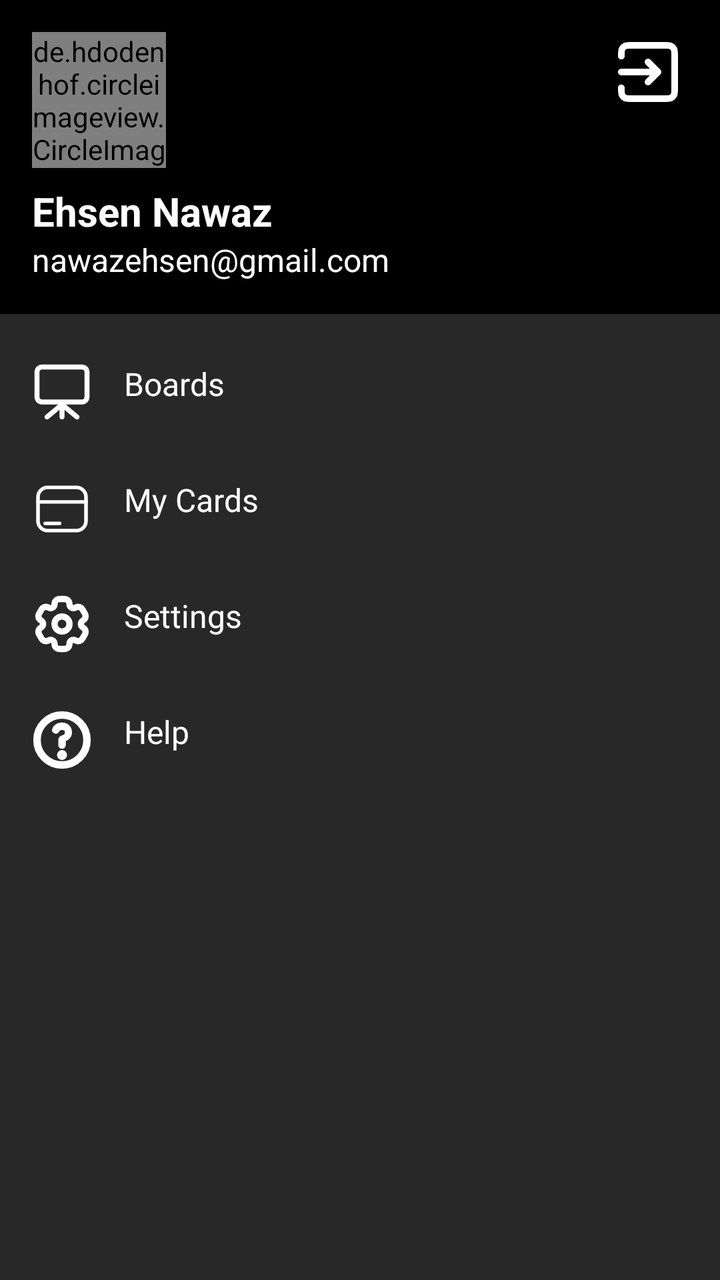
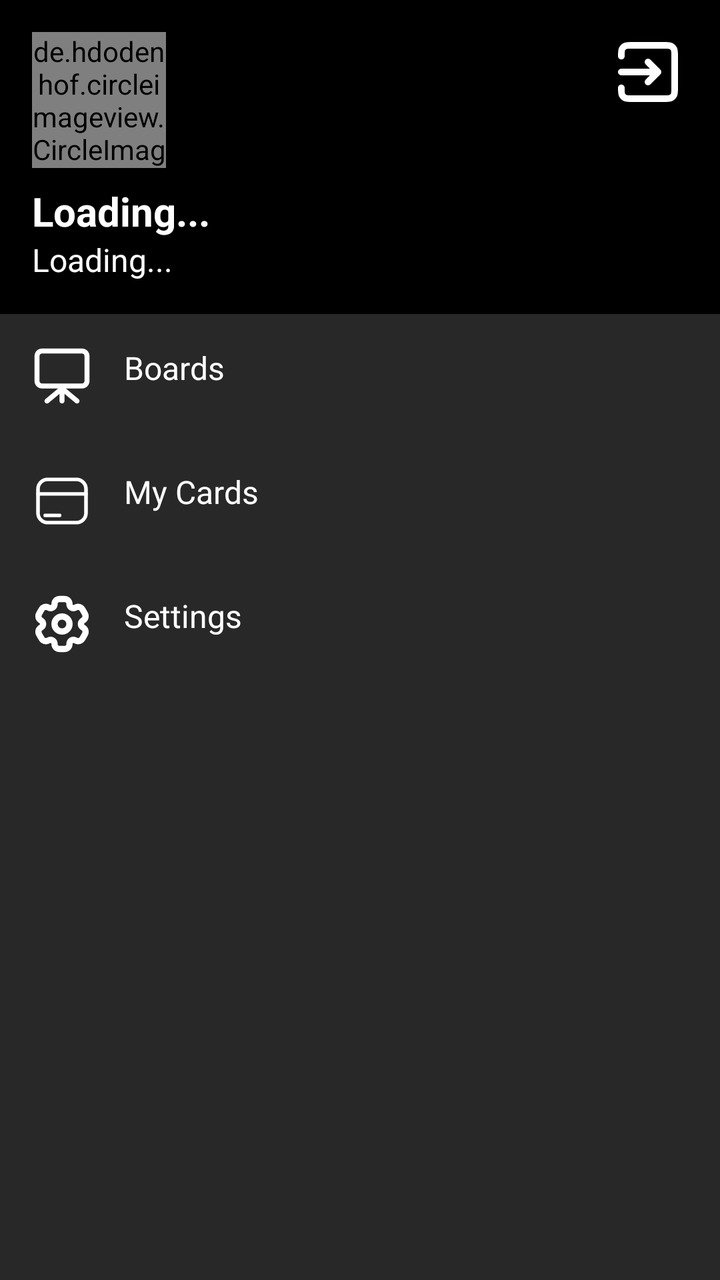

The first picture is an Android layout as it rendered before a commit; the second is the same layout after the commit. The layout source and the unified diff follow.
<!-- AndroidManifest.xml: activity theme Theme.AppCompat.NoActionBar -->
<!-- res/layout/activity_profile.xml -->
<androidx.constraintlayout.widget.ConstraintLayout
    xmlns:android="http://schemas.android.com/apk/res/android"
    xmlns:app="http://schemas.android.com/apk/res-auto"
    xmlns:tools="http://schemas.android.com/tools"
    android:layout_width="match_parent"
    android:layout_height="match_parent"
    android:background="@color/light_gray">

    
    <androidx.constraintlayout.widget.ConstraintLayout
        android:id="@+id/profile_section"
        android:layout_width="match_parent"
        android:layout_height="157dp"
        android:background="@android:color/black"
        app:layout_constraintEnd_toEndOf="parent"
        app:layout_constraintStart_toStartOf="parent"
        app:layout_constraintTop_toTopOf="parent">

        
        <de.hdodenhof.circleimageview.CircleImageView
            android:id="@+id/profile_image"
            android:layout_width="67dp"
            android:layout_height="68dp"
            android:layout_margin="16dp"
            android:scaleType="centerCrop"
            android:src="@drawable/profile"
            app:layout_constraintStart_toStartOf="parent"
            app:layout_constraintTop_toTopOf="parent" />

        

        

        <ImageView
            android:id="@+id/exit_icon"
            android:layout_width="40dp"
            android:layout_height="40dp"
            android:layout_margin="16dp"
            android:layout_marginTop="44dp"
            android:layout_marginEnd="16dp"
            android:src="@drawable/ic_exit"
            app:layout_constraintEnd_toEndOf="parent"
            app:layout_constraintTop_toTopOf="parent" />

        <TextView
            android:id="@+id/tv_name"
            android:layout_width="wrap_content"
            android:layout_height="wrap_content"
            android:layout_marginTop="8dp"
            android:text="Ehsen Nawaz"
            android:textColor="@android:color/white"
            android:textSize="20sp"
            android:textStyle="bold"
            app:layout_constraintStart_toStartOf="@id/profile_image"
            app:layout_constraintTop_toBottomOf="@id/profile_image" />

        
        <TextView
            android:id="@+id/tv_email"
            android:layout_width="wrap_content"
            android:layout_height="wrap_content"
            android:layout_marginBottom="16dp"
            android:text="nawazehsen@gmail.com"
            android:textColor="@android:color/white"
            android:textSize="16sp"
            app:layout_constraintStart_toStartOf="@id/profile_image"
            app:layout_constraintTop_toBottomOf="@id/tv_name" />

    </androidx.constraintlayout.widget.ConstraintLayout>

    
    <androidx.constraintlayout.widget.ConstraintLayout
        android:id="@+id/list_section"
        android:layout_width="match_parent"
        android:layout_height="0dp"
        android:background="@color/dark_gray"
        app:layout_constraintBottom_toBottomOf="parent"
        app:layout_constraintVertical_bias="0.0"
        tools:layout_editor_absoluteX="0dp"
        app:layout_constraintTop_toBottomOf="@id/profile_section">

        
        <LinearLayout
            android:id="@+id/boards_section"
            android:layout_width="match_parent"
            android:layout_height="wrap_content"
            app:layout_constraintStart_toStartOf="parent"
            app:layout_constraintTop_toTopOf="parent"
            android:layout_marginStart="16dp"
            android:layout_marginTop="24dp">

            <ImageView
                android:id="@+id/boards_icon"
                android:layout_width="30dp"
                android:layout_height="30dp"
                android:src="@drawable/ic_board"/>

            <TextView
                android:id="@+id/tv_boards"
                android:layout_width="wrap_content"
                android:layout_height="wrap_content"
                android:layout_marginLeft="16dp"
                android:text="Boards"
                android:textColor="@color/white"
                android:textSize="16sp"/>
        </LinearLayout>

        
        <LinearLayout
            android:id="@+id/cards_section"
            android:layout_width="match_parent"
            android:layout_height="wrap_content"
            app:layout_constraintStart_toStartOf="parent"
            app:layout_constraintTop_toBottomOf="@id/boards_section"
            android:layout_marginStart="16dp"
            android:layout_marginTop="28dp">

            <ImageView
                android:id="@+id/cards_icon"
                android:layout_width="30dp"
                android:layout_height="30dp"
                android:src="@drawable/ic_card"/>

            <TextView
                android:id="@+id/tv_cards"
                android:layout_width="wrap_content"
                android:layout_height="wrap_content"
                android:layout_marginLeft="16dp"
                android:text="My Cards"
                android:textColor="@color/white"
                android:textSize="16sp"/>
        </LinearLayout>

        
        <LinearLayout
            android:id="@+id/settings_section"
            android:layout_width="match_parent"
            android:layout_height="wrap_content"
            app:layout_constraintStart_toStartOf="parent"
            app:layout_constraintTop_toBottomOf="@id/cards_section"
            android:layout_marginStart="16dp"
            android:layout_marginTop="28dp">

            <ImageView
                android:id="@+id/settings_icon"
                android:layout_width="30dp"
                android:layout_height="30dp"
                android:src="@drawable/ic_settings"/>

            <TextView
                android:id="@+id/tv_settings"
                android:layout_width="wrap_content"
                android:layout_height="wrap_content"
                android:text="Settings"
                android:layout_marginLeft="16dp"
                android:textColor="@color/white"
                android:textSize="16sp"/>
        </LinearLayout>

        
        <LinearLayout
            android:id="@+id/help_section"
            android:layout_width="match_parent"
            android:layout_height="wrap_content"
            app:layout_constraintStart_toStartOf="parent"
            app:layout_constraintTop_toBottomOf="@id/settings_section"
            android:layout_marginStart="16dp"
            android:layout_marginTop="28dp">

            <ImageView
                android:id="@+id/help_icon"
                android:layout_width="30dp"
                android:layout_height="30dp"
                android:src="@drawable/ic_help"/>

            <TextView
                android:id="@+id/tv_help"
                android:layout_width="wrap_content"
                android:layout_height="wrap_content"
                android:layout_marginLeft="16dp"
                android:text="Help"
                android:textColor="@color/white"
                android:textSize="16sp"/>
        </LinearLayout>

    </androidx.constraintlayout.widget.ConstraintLayout>

</androidx.constraintlayout.widget.ConstraintLayout>
<!-- resources referenced by this layout -->
<resources>
  <color name="dark_gray">#282828</color>
  <color name="light_gray">#E0E0E0</color>
  <color name="white">#FFFFFFFF</color>
  <!-- drawable ic_board (drawable) -->
  <vector xmlns:android="http://schemas.android.com/apk/res/android"
      android:width="800dp"
      android:height="800dp"
      android:viewportWidth="24"
      android:viewportHeight="24">
    <path
        android:pathData="M20,1C21.657,1 23,2.343 23,4V14C23,15.657 21.657,17 20,17H13.562L18.64,21.232C19.065,21.585 19.122,22.216 18.768,22.64C18.415,23.065 17.784,23.122 17.36,22.768L13,19.135V22C13,22.552 12.552,23 12,23C11.448,23 11,22.552 11,22V19.135L6.64,22.768C6.216,23.122 5.585,23.065 5.232,22.64C4.878,22.216 4.936,21.585 5.36,21.232L10.438,17H4C2.343,17 1,15.657 1,14V4C1,2.343 2.343,1 4,1H20ZM20,3C20.552,3 21,3.448 21,4V14C21,14.552 20.552,15 20,15H4C3.448,15 3,14.552 3,14V4C3,3.448 3.448,3 4,3H20Z"
        android:fillColor="#fff"
        android:fillType="evenOdd"/>
  </vector>
  <!-- drawable ic_card (drawable) -->
  <vector xmlns:android="http://schemas.android.com/apk/res/android"
      android:width="800dp"
      android:height="800dp"
      android:viewportWidth="25"
      android:viewportHeight="25">
    <path
        android:pathData="M22.5,9.97L2.5,9.97"
        android:strokeLineJoin="round"
        android:strokeWidth="1.5"
        android:fillColor="#00000000"
        android:strokeColor="#fff"
        android:strokeLineCap="round"/>
    <path
        android:pathData="M5.5,18.92L11.5,18.92"
        android:strokeLineJoin="round"
        android:strokeWidth="1.5"
        android:fillColor="#00000000"
        android:strokeColor="#fff"
        android:strokeLineCap="round"/>
    <path
        android:pathData="M18.5,3.92L6.5,3.92C4.291,3.92 2.5,5.711 2.5,7.92L2.5,17.92C2.5,20.129 4.291,21.92 6.5,21.92L18.5,21.92C20.709,21.92 22.5,20.129 22.5,17.92L22.5,7.92C22.5,5.711 20.709,3.92 18.5,3.92Z"
        android:strokeLineJoin="round"
        android:strokeWidth="1.5"
        android:fillColor="#00000000"
        android:strokeColor="#fff"
        android:strokeLineCap="round"/>
  </vector>
  <!-- drawable ic_exit (drawable) -->
  <vector xmlns:android="http://schemas.android.com/apk/res/android"
      android:width="800dp"
      android:height="800dp"
      android:viewportWidth="24"
      android:viewportHeight="24">
    <path
        android:pathData="M12,15L15,12M15,12L12,9M15,12H4M4,7.248V7.2C4,6.08 4,5.52 4.218,5.092C4.41,4.715 4.715,4.41 5.092,4.218C5.52,4 6.08,4 7.2,4H16.8C17.92,4 18.48,4 18.907,4.218C19.284,4.41 19.59,4.715 19.782,5.092C20,5.519 20,6.079 20,7.197V16.804C20,17.921 20,18.48 19.782,18.908C19.59,19.284 19.284,19.59 18.907,19.782C18.48,20 17.921,20 16.803,20H7.197C6.079,20 5.519,20 5.092,19.782C4.715,19.59 4.41,19.284 4.218,18.908C4,18.48 4,17.92 4,16.8V16.75"
        android:strokeLineJoin="round"
        android:strokeWidth="2"
        android:fillColor="#00000000"
        android:strokeColor="#fff"
        android:strokeLineCap="round"/>
  </vector>
  <!-- drawable ic_help: vector/xml drawable (drawable, 2082 chars, omitted) -->
  <!-- drawable ic_settings: vector/xml drawable (drawable, 5492 chars, omitted) -->
  <!-- drawable profile: png bitmap (drawable, 922066 bytes) -->
  <style name="Theme.AppCompat.NoActionBar" parent="Theme.AppCompat.Light.NoActionBar">
          
      </style>
</resources>

<!-- the commit's change to res/layout/activity_profile.xml (unified diff, before → after) -->
@@ -1,7 +1,6 @@
 <androidx.constraintlayout.widget.ConstraintLayout
     xmlns:android="http://schemas.android.com/apk/res/android"
     xmlns:app="http://schemas.android.com/apk/res-auto"
-    xmlns:tools="http://schemas.android.com/tools"
     android:layout_width="match_parent"
     android:layout_height="match_parent"
     android:background="@color/light_gray">
@@ -12,8 +11,6 @@
         android:layout_width="match_parent"
         android:layout_height="157dp"
         android:background="@android:color/black"
-        app:layout_constraintEnd_toEndOf="parent"
-        app:layout_constraintStart_toStartOf="parent"
         app:layout_constraintTop_toTopOf="parent">
 
         
@@ -28,26 +25,22 @@
             app:layout_constraintTop_toTopOf="parent" />
 
         
-
-        
-
         <ImageView
             android:id="@+id/exit_icon"
             android:layout_width="40dp"
             android:layout_height="40dp"
             android:layout_margin="16dp"
-            android:layout_marginTop="44dp"
-            android:layout_marginEnd="16dp"
             android:src="@drawable/ic_exit"
             app:layout_constraintEnd_toEndOf="parent"
             app:layout_constraintTop_toTopOf="parent" />
 
+        
         <TextView
             android:id="@+id/tv_name"
             android:layout_width="wrap_content"
             android:layout_height="wrap_content"
             android:layout_marginTop="8dp"
-            android:text="Ehsen Nawaz"
+            android:text="Loading..."
             android:textColor="@android:color/white"
             android:textSize="20sp"
             android:textStyle="bold"
@@ -59,13 +52,11 @@
             android:id="@+id/tv_email"
             android:layout_width="wrap_content"
             android:layout_height="wrap_content"
-            android:layout_marginBottom="16dp"
-            android:text="nawazehsen@gmail.com"
+            android:text="Loading..."
             android:textColor="@android:color/white"
             android:textSize="16sp"
             app:layout_constraintStart_toStartOf="@id/profile_image"
             app:layout_constraintTop_toBottomOf="@id/tv_name" />
-
     </androidx.constraintlayout.widget.ConstraintLayout>
 
     
@@ -74,35 +65,31 @@
         android:layout_width="match_parent"
         android:layout_height="0dp"
         android:background="@color/dark_gray"
-        app:layout_constraintBottom_toBottomOf="parent"
-        app:layout_constraintVertical_bias="0.0"
-        tools:layout_editor_absoluteX="0dp"
-        app:layout_constraintTop_toBottomOf="@id/profile_section">
+        app:layout_constraintTop_toBottomOf="@id/profile_section"
+        app:layout_constraintBottom_toBottomOf="parent">
 
         
         <LinearLayout
             android:id="@+id/boards_section"
             android:layout_width="match_parent"
             android:layout_height="wrap_content"
-            app:layout_constraintStart_toStartOf="parent"
-            app:layout_constraintTop_toTopOf="parent"
-            android:layout_marginStart="16dp"
-            android:layout_marginTop="24dp">
+            android:orientation="horizontal"
+            android:padding="16dp">
 
             <ImageView
                 android:id="@+id/boards_icon"
                 android:layout_width="30dp"
                 android:layout_height="30dp"
-                android:src="@drawable/ic_board"/>
+                android:src="@drawable/ic_board" />
 
             <TextView
                 android:id="@+id/tv_boards"
                 android:layout_width="wrap_content"
                 android:layout_height="wrap_content"
-                android:layout_marginLeft="16dp"
+                android:layout_marginStart="16dp"
                 android:text="Boards"
                 android:textColor="@color/white"
-                android:textSize="16sp"/>
+                android:textSize="16sp" />
         </LinearLayout>
 
         
@@ -110,25 +97,24 @@
             android:id="@+id/cards_section"
             android:layout_width="match_parent"
             android:layout_height="wrap_content"
-            app:layout_constraintStart_toStartOf="parent"
-            app:layout_constraintTop_toBottomOf="@id/boards_section"
-            android:layout_marginStart="16dp"
-            android:layout_marginTop="28dp">
+            android:orientation="horizontal"
+            android:padding="16dp"
+            app:layout_constraintTop_toBottomOf="@id/boards_section">
 
             <ImageView
                 android:id="@+id/cards_icon"
                 android:layout_width="30dp"
                 android:layout_height="30dp"
-                android:src="@drawable/ic_card"/>
+                android:src="@drawable/ic_card" />
 
             <TextView
                 android:id="@+id/tv_cards"
                 android:layout_width="wrap_content"
                 android:layout_height="wrap_content"
-                android:layout_marginLeft="16dp"
+                android:layout_marginStart="16dp"
                 android:text="My Cards"
                 android:textColor="@color/white"
-                android:textSize="16sp"/>
+                android:textSize="16sp" />
         </LinearLayout>
 
         
@@ -136,53 +122,24 @@
             android:id="@+id/settings_section"
             android:layout_width="match_parent"
             android:layout_height="wrap_content"
-            app:layout_constraintStart_toStartOf="parent"
-            app:layout_constraintTop_toBottomOf="@id/cards_section"
-            android:layout_marginStart="16dp"
-            android:layout_marginTop="28dp">
+            android:orientation="horizontal"
+            android:padding="16dp"
+            app:layout_constraintTop_toBottomOf="@id/cards_section">
 
             <ImageView
                 android:id="@+id/settings_icon"
                 android:layout_width="30dp"
                 android:layout_height="30dp"
-                android:src="@drawable/ic_settings"/>
+                android:src="@drawable/ic_settings" />
 
             <TextView
                 android:id="@+id/tv_settings"
                 android:layout_width="wrap_content"
                 android:layout_height="wrap_content"
+                android:layout_marginStart="16dp"
                 android:text="Settings"
-                android:layout_marginLeft="16dp"
                 android:textColor="@color/white"
-                android:textSize="16sp"/>
+                android:textSize="16sp" />
         </LinearLayout>
-
-        
-        <LinearLayout
-            android:id="@+id/help_section"
-            android:layout_width="match_parent"
-            android:layout_height="wrap_content"
-            app:layout_constraintStart_toStartOf="parent"
-            app:layout_constraintTop_toBottomOf="@id/settings_section"
-            android:layout_marginStart="16dp"
-            android:layout_marginTop="28dp">
-
-            <ImageView
-                android:id="@+id/help_icon"
-                android:layout_width="30dp"
-                android:layout_height="30dp"
-                android:src="@drawable/ic_help"/>
-
-            <TextView
-                android:id="@+id/tv_help"
-                android:layout_width="wrap_content"
-                android:layout_height="wrap_content"
-                android:layout_marginLeft="16dp"
-                android:text="Help"
-                android:textColor="@color/white"
-                android:textSize="16sp"/>
-        </LinearLayout>
-
     </androidx.constraintlayout.widget.ConstraintLayout>
-
 </androidx.constraintlayout.widget.ConstraintLayout>
<!-- resource entries referenced after the edit -->
@@ -56,7 +56,6 @@
         android:strokeColor="#fff"
         android:strokeLineCap="round"/>
   </vector>
-  <!-- drawable ic_help: vector/xml drawable (drawable, 2082 chars, omitted) -->
   <!-- drawable ic_settings: vector/xml drawable (drawable, 5492 chars, omitted) -->
   <!-- drawable profile: png bitmap (drawable, 922066 bytes) -->
   <style name="Theme.AppCompat.NoActionBar" parent="Theme.AppCompat.Light.NoActionBar">
